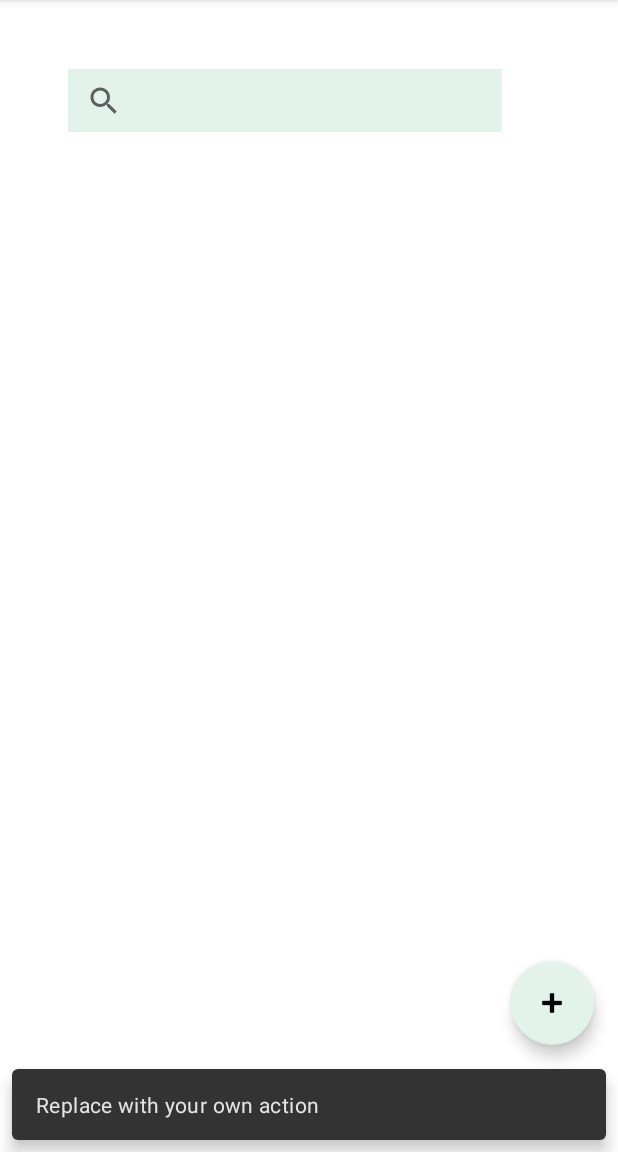
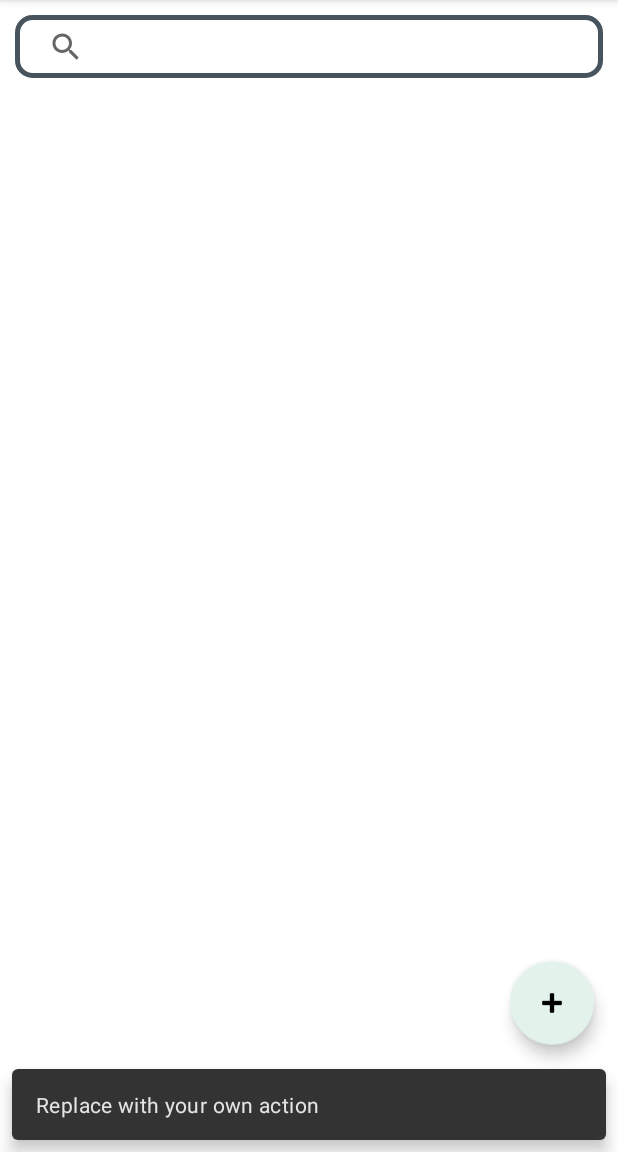
Before and after one commit to Stela303/TravelShare, an Android app: the screen it shows after launch once a user with an empty profile is signed in (MainActivity), after a tap on an icon or button, on a phone screen of 412 x 824 dp, the part 84-1236 px from its top. Run offline under Robolectric (Android 15) with nearby library versions, the phone set to English and light mode, and no system bars; our stand-ins replace Firebase (no records; nobody signed in at launch, a user with empty details on screens opened directly), Picasso, navigation-ui.

Commit message:
Cambiada la apariencia.

```diff
--- a/app/src/main/java/com/example/travelshare/ui/home/HomeFragment.java
+++ b/app/src/main/java/com/example/travelshare/ui/home/HomeFragment.java
@@ -20,6 +20,7 @@ import com.example.travelshare.MainActivity;
 import com.example.travelshare.R;
 import com.example.travelshare.ui.Itinerary;
 import com.firebase.ui.firestore.FirestoreRecyclerOptions;
+import com.google.firebase.firestore.DocumentReference;
 import com.google.firebase.firestore.FirebaseFirestore;
 import com.google.firebase.firestore.Query;
 
@@ -40,6 +41,7 @@ public class HomeFragment extends Fragment {
         recyclerViewItinerary.setLayoutManager(new LinearLayoutManager(root.getContext()));
         mFirestore = FirebaseFirestore.getInstance();
         Query query= mFirestore.collection("itineraries");
+        //Query query=mFirestore.document("users/itineraries");
         FirestoreRecyclerOptions<Itinerary> firestoreRecyclerOptions = new FirestoreRecyclerOptions.Builder<Itinerary>()
                 .setQuery(query, Itinerary.class).build();
         mAdapter = new Adapter(firestoreRecyclerOptions, root.getContext());
--- a/app/src/main/res/drawable/search.xml
+++ b/app/src/main/res/drawable/search.xml
@@ -1,9 +1,10 @@
 <?xml version="1.0" encoding="utf-8"?>
 <shape xmlns:android="http://schemas.android.com/apk/res/android">
-    <solid android:color="#e4f2ec"/>
+    <solid android:color="@color/white"/>
     <corners android:radius="10dp"/>
     <padding android:left="10dp"
         android:bottom="10dp"
         android:right="10dp"
         android:top="10dp"/>
+    <stroke android:width="5px" android:color="#47535d"></stroke>
 </shape>
--- a/app/src/main/res/layout/fragment_home.xml
+++ b/app/src/main/res/layout/fragment_home.xml
@@ -4,29 +4,64 @@
     xmlns:tools="http://schemas.android.com/tools"
     android:layout_width="match_parent"
     android:layout_height="match_parent"
+    android:padding="10dp"
+    android:paddingStart="10dp"
+    android:paddingLeft="10dp"
+    android:paddingTop="10dp"
+    android:paddingEnd="10dp"
+    android:paddingRight="10dp"
+    android:paddingBottom="10dp"
     tools:context=".ui.home.HomeFragment">
 
-    <SearchView
-        android:id="@+id/search"
-        android:layout_width="289dp"
-        android:layout_height="42dp"
-        android:background="#e4f2ec"
-        android:backgroundTintMode="src_in"
-        app:layout_constraintBottom_toBottomOf="parent"
-        app:layout_constraintEnd_toEndOf="parent"
-        app:layout_constraintHorizontal_bias="0.368"
-        app:layout_constraintStart_toStartOf="parent"
-        app:layout_constraintTop_toTopOf="parent"
-        app:layout_constraintVertical_bias="0.063" />
-
-    <androidx.recyclerview.widget.RecyclerView
-        android:id="@+id/listItineraries"
-        android:layout_width="wrap_content"
-        android:layout_height="wrap_content"
+    <LinearLayout
+        android:layout_width="match_parent"
+        android:layout_height="match_parent"
+        android:orientation="vertical"
         app:layout_constraintBottom_toBottomOf="parent"
         app:layout_constraintEnd_toEndOf="parent"
         app:layout_constraintStart_toStartOf="parent"
-        app:layout_constraintTop_toBottomOf="@+id/search"
-        app:layout_constraintVertical_bias="0.05" />
+        app:layout_constraintTop_toTopOf="parent">
+
+        <SearchView
+            android:id="@+id/search"
+            android:layout_width="match_parent"
+            android:layout_height="42dp"
+            android:background="@drawable/search"
+            android:backgroundTintMode="src_in"
+            android:padding="10dp"
+            android:paddingStart="10dp"
+            android:paddingLeft="10dp"
+            android:paddingTop="10dp"
+            android:paddingEnd="10dp"
+            android:paddingRight="10dp"
+            android:paddingBottom="10dp">
+
+        </SearchView>
+
+        <ScrollView
+            android:layout_width="match_parent"
+            android:layout_height="match_parent">
+
+            <LinearLayout
+                android:layout_width="match_parent"
+                android:layout_height="wrap_content"
+                android:orientation="vertical">
+
+                <androidx.recyclerview.widget.RecyclerView
+                    android:id="@+id/listItineraries"
+                    android:layout_width="match_parent"
+                    android:layout_height="689dp"
+                    android:padding="10dp"
+                    android:paddingStart="10dp"
+                    android:paddingLeft="10dp"
+                    android:paddingTop="10dp"
+                    android:paddingEnd="10dp"
+                    android:paddingRight="10dp"
+                    android:paddingBottom="10dp" />
+
+            </LinearLayout>
+        </ScrollView>
+
+    </LinearLayout>
 
 </androidx.constraintlayout.widget.ConstraintLayout>
--- a/app/src/main/res/layout/item_itinerary.xml
+++ b/app/src/main/res/layout/item_itinerary.xml
@@ -2,17 +2,18 @@
 <LinearLayout xmlns:android="http://schemas.android.com/apk/res/android"
     xmlns:app="http://schemas.android.com/apk/res-auto"
     xmlns:tools="http://schemas.android.com/tools"
-    android:layout_width="wrap_content"
+    android:layout_width="match_parent"
     android:layout_height="wrap_content"
-    android:background="#e4f2ec"
+    android:background="@drawable/search"
     android:orientation="horizontal"
-    android:paddingHorizontal="7dp"
-    android:paddingVertical="7dp">
+    android:paddingTop="5dp"
+    android:paddingEnd="5dp">
 
     <LinearLayout
         android:layout_width="wrap_content"
         android:layout_height="wrap_content"
-        android:orientation="vertical">
+        android:orientation="vertical"
+        android:paddingLeft="5dp">
 
         <ImageView
             android:id="@+id/image"
@@ -30,7 +31,9 @@
         android:layout_width="wrap_content"
         android:layout_height="wrap_content"
         android:layout_marginLeft="10dp"
-        android:orientation="vertical">
+        android:orientation="vertical"
+        android:paddingStart="5dp"
+        android:paddingLeft="5dp">
 
         <TextView
             android:id="@+id/tittle"
```
